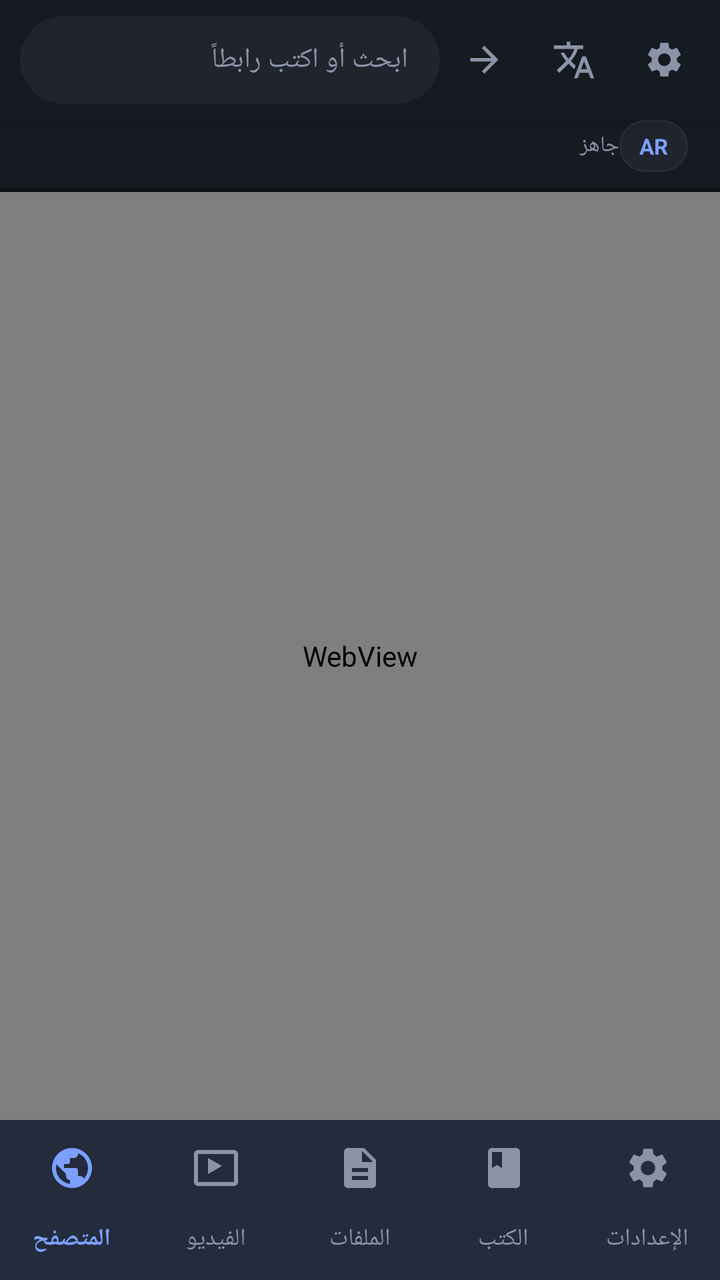
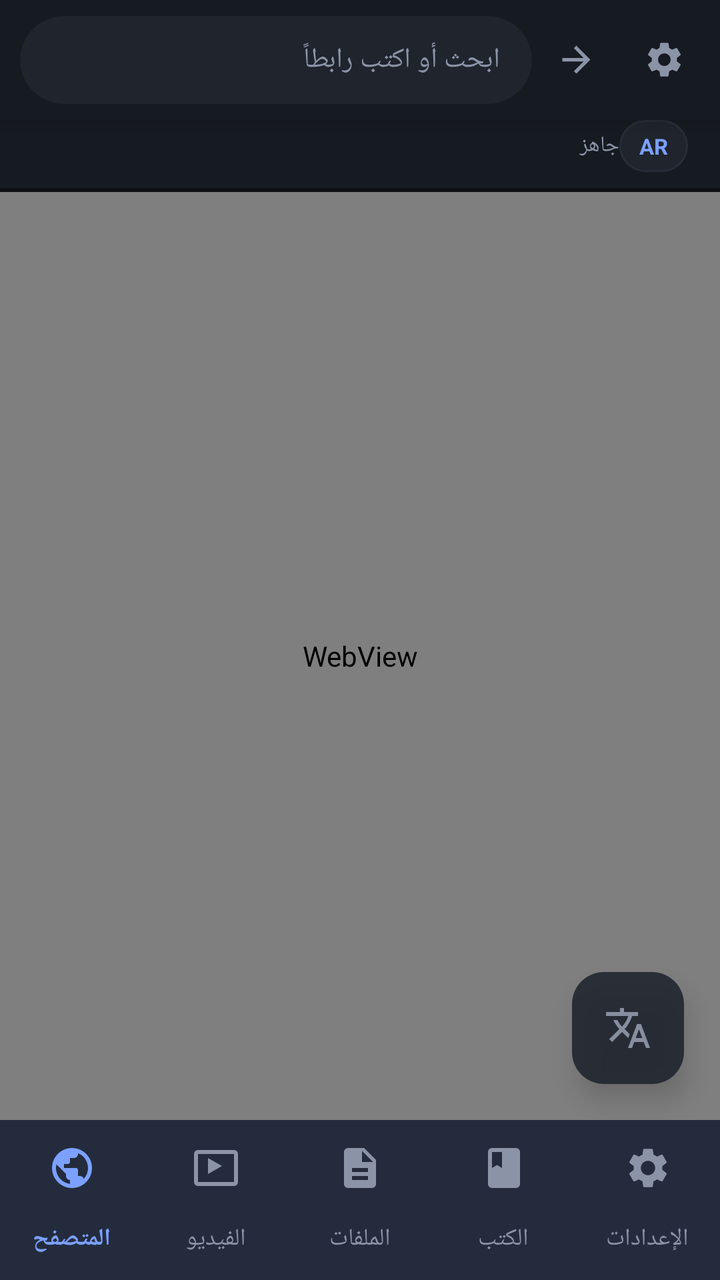

An Android layout rendered at two revisions. The XML below is the earlier revision; the diff shows what the commit changed to produce the second picture.
<!-- AndroidManifest.xml: application theme AppTheme -->
<!-- res/layout/activity_main.xml -->
<?xml version="1.0" encoding="utf-8"?>
<LinearLayout xmlns:android="http://schemas.android.com/apk/res/android"
    xmlns:app="http://schemas.android.com/apk/res-auto"
    android:layout_width="match_parent"
    android:layout_height="match_parent"
    android:orientation="vertical"
    android:background="@color/bg"
    android:fitsSystemWindows="true">

    <FrameLayout
        android:id="@+id/screenHost"
        android:layout_width="match_parent"
        android:layout_height="0dp"
        android:layout_weight="1">

        
        <LinearLayout
            android:id="@+id/browserScreen"
            android:layout_width="match_parent"
            android:layout_height="match_parent"
            android:orientation="vertical">

            <LinearLayout
                android:layout_width="match_parent"
                android:layout_height="wrap_content"
                android:orientation="horizontal"
                android:gravity="center_vertical"
                android:background="@color/surface"
                android:paddingStart="10dp"
                android:paddingEnd="6dp"
                android:paddingTop="8dp"
                android:paddingBottom="8dp"
                android:elevation="6dp">

                <com.google.android.material.card.MaterialCardView
                    android:layout_width="0dp"
                    android:layout_height="44dp"
                    android:layout_weight="1"
                    app:cardCornerRadius="22dp"
                    app:cardBackgroundColor="@color/surface2"
                    app:cardElevation="0dp"
                    app:strokeWidth="0dp">

                    <EditText
                        android:id="@+id/urlBar"
                        android:layout_width="match_parent"
                        android:layout_height="match_parent"
                        android:background="@null"
                        android:paddingStart="16dp"
                        android:paddingEnd="16dp"
                        android:hint="ابحث أو اكتب رابطاً"
                        android:textColorHint="@color/muted"
                        android:textColor="@color/on_surface"
                        android:textSize="14sp"
                        android:singleLine="true"
                        android:imeOptions="actionGo"
                        android:inputType="textUri"
                        android:selectAllOnFocus="true"
                        android:importantForAutofill="no" />
                </com.google.android.material.card.MaterialCardView>

                <com.google.android.material.button.MaterialButton
                    android:id="@+id/btnGo"
                    style="@style/Widget.Material3.Button.TextButton"
                    android:layout_width="44dp"
                    android:layout_height="44dp"
                    android:minWidth="0dp"
                    android:insetTop="0dp"
                    android:insetBottom="0dp"
                    app:icon="@drawable/ic_go"
                    app:iconSize="21dp"
                    app:iconPadding="0dp"
                    app:iconGravity="textStart"
                    app:iconTint="@color/muted" />

                <com.google.android.material.button.MaterialButton
                    android:id="@+id/btnTr"
                    style="@style/Widget.Material3.Button.TextButton"
                    android:layout_width="46dp"
                    android:layout_height="44dp"
                    android:minWidth="0dp"
                    android:insetTop="0dp"
                    android:insetBottom="0dp"
                    app:icon="@drawable/ic_translate"
                    app:iconSize="22dp"
                    app:iconPadding="0dp"
                    app:iconGravity="textStart"
                    app:iconTint="@color/muted" />

                <com.google.android.material.button.MaterialButton
                    android:id="@+id/btnMenu"
                    style="@style/Widget.Material3.Button.TextButton"
                    android:layout_width="44dp"
                    android:layout_height="44dp"
                    android:minWidth="0dp"
                    android:insetTop="0dp"
                    android:insetBottom="0dp"
                    app:icon="@drawable/ic_settings"
                    app:iconSize="21dp"
                    app:iconPadding="0dp"
                    app:iconGravity="textStart"
                    app:iconTint="@color/muted" />
            </LinearLayout>

            <LinearLayout
                android:layout_width="match_parent"
                android:layout_height="wrap_content"
                android:orientation="horizontal"
                android:gravity="center_vertical"
                android:background="@color/surface"
                android:paddingStart="16dp"
                android:paddingEnd="16dp"
                android:paddingBottom="8dp">

                <TextView
                    android:id="@+id/tvStatus"
                    android:layout_width="0dp"
                    android:layout_height="wrap_content"
                    android:layout_weight="1"
                    android:text="جاهز"
                    android:textColor="@color/muted"
                    android:textSize="11sp"
                    android:singleLine="true"
                    android:ellipsize="end" />

                <TextView
                    android:id="@+id/tvChip"
                    android:layout_width="wrap_content"
                    android:layout_height="26dp"
                    android:gravity="center"
                    android:background="@drawable/bg_chip"
                    android:paddingStart="10dp"
                    android:paddingEnd="10dp"
                    android:text="AR"
                    android:textColor="@color/brand"
                    android:textSize="11sp"
                    android:textStyle="bold" />
            </LinearLayout>

            <ProgressBar
                android:id="@+id/progress"
                style="?android:attr/progressBarStyleHorizontal"
                android:layout_width="match_parent"
                android:layout_height="2dp"
                android:max="100"
                android:progress="0"
                android:progressTint="@color/brand"
                android:visibility="invisible" />

            <WebView
                android:id="@+id/web"
                android:layout_width="match_parent"
                android:layout_height="0dp"
                android:layout_weight="1" />
        </LinearLayout>

        
        <ScrollView
            android:id="@+id/homeScreen"
            android:layout_width="match_parent"
            android:layout_height="match_parent"
            android:background="@color/bg"
            android:visibility="gone">

            <LinearLayout
                android:id="@+id/homeRoot"
                android:layout_width="match_parent"
                android:layout_height="wrap_content"
                android:orientation="vertical"
                android:paddingStart="16dp"
                android:paddingEnd="16dp"
                android:paddingTop="18dp"
                android:paddingBottom="24dp" />
        </ScrollView>

        
        <LinearLayout
            android:id="@+id/soonScreen"
            android:layout_width="match_parent"
            android:layout_height="match_parent"
            android:orientation="vertical"
            android:gravity="center"
            android:background="@color/bg"
            android:padding="32dp"
            android:visibility="gone">

            <TextView
                android:id="@+id/soonIcon"
                android:layout_width="wrap_content"
                android:layout_height="wrap_content"
                android:text="🚧"
                android:textSize="52sp" />

            <TextView
                android:id="@+id/soonTitle"
                android:layout_width="wrap_content"
                android:layout_height="wrap_content"
                android:layout_marginTop="18dp"
                android:text="قيد البناء"
                android:textColor="@color/on_surface"
                android:textSize="20sp"
                android:textStyle="bold" />

            <TextView
                android:id="@+id/soonBody"
                android:layout_width="match_parent"
                android:layout_height="wrap_content"
                android:layout_marginTop="10dp"
                android:gravity="center"
                android:lineSpacingExtra="4dp"
                android:text=""
                android:textColor="@color/muted"
                android:textSize="13sp" />

            <com.google.android.material.button.MaterialButton
                android:id="@+id/soonAction"
                android:layout_width="wrap_content"
                android:layout_height="wrap_content"
                android:layout_marginTop="22dp"
                android:text="افتح في المتصفح"
                android:textSize="13sp"
                android:visibility="gone" />
        </LinearLayout>
    </FrameLayout>

    <com.google.android.material.bottomnavigation.BottomNavigationView
        android:id="@+id/bottomNav"
        android:layout_width="match_parent"
        android:layout_height="wrap_content"
        android:background="@color/surface"
        app:elevation="10dp"
        app:labelVisibilityMode="labeled"
        app:itemIconTint="@color/nav_item"
        app:itemTextColor="@color/nav_item"
        app:menu="@menu/bottom_nav" />

</LinearLayout>
<!-- resources referenced by this layout -->
<resources>
  <color name="bg">#0D1015</color>
  <color name="brand">#7BA0FF</color>
  <color name="muted">#8B94A7</color>
  <color name="on_surface">#E7EAF2</color>
  <color name="surface">#161A21</color>
  <color name="surface2">#1F242D</color>
  <!-- drawable bg_chip (drawable) -->
  <?xml version="1.0" encoding="utf-8"?>
  <shape xmlns:android="http://schemas.android.com/apk/res/android"
      android:shape="rectangle">
      <solid android:color="@color/surface2" />
      <corners android:radius="13dp" />
      <stroke android:width="1dp" android:color="@color/surface3" />
  </shape>
  <!-- drawable ic_go (drawable) -->
  <vector xmlns:android="http://schemas.android.com/apk/res/android"
      android:width="24dp" android:height="24dp"
      android:viewportWidth="24" android:viewportHeight="24"
      android:tint="#FFFFFF">
      <path android:fillColor="#FFFFFF"
          android:pathData="M12,4l-1.41,1.41L16.17,11H4v2h12.17l-5.58,5.59L12,20l8,-8z" />
  </vector>
  <!-- drawable ic_translate (drawable) -->
  <vector xmlns:android="http://schemas.android.com/apk/res/android"
      android:width="24dp" android:height="24dp"
      android:viewportWidth="24" android:viewportHeight="24"
      android:tint="#FFFFFF">
      <path android:fillColor="#FFFFFF"
          android:pathData="M12.87,15.07l-2.54,-2.51 0.03,-0.03c1.74,-1.94 2.98,-4.17 3.71,-6.53L17,6L17,4h-7L10,2L8,2v2L1,4v1.99h11.17C11.5,7.92 10.44,9.75 9,11.35 8.07,10.32 7.3,9.19 6.69,8h-2c0.73,1.63 1.73,3.17 2.98,4.56l-5.09,5.02L4,19l5,-5 3.11,3.11 0.76,-2.04zM18.5,10h-2L12,22h2l1.12,-3h4.75L21,22h2l-4.5,-12zM15.88,17l1.62,-4.33L19.12,17h-3.24z" />
  </vector>
  <style name="AppTheme" parent="Theme.Material3.Dark.NoActionBar">
          <item name="colorPrimary">@color/brand</item>
          <item name="colorOnPrimary">#0B1020</item>
          <item name="colorPrimaryContainer">@color/brand_dim</item>
          <item name="colorOnPrimaryContainer">@color/on_surface</item>
          <item name="colorSecondary">@color/ok</item>
          <item name="colorSurface">@color/surface</item>
          <item name="colorOnSurface">@color/on_surface</item>
          <item name="colorSurfaceVariant">@color/surface2</item>
          <item name="colorOnSurfaceVariant">@color/muted</item>
          <item name="colorOutline">@color/surface3</item>
          <item name="android:colorBackground">@color/bg</item>
          <item name="android:windowBackground">@color/bg</item>
          <item name="android:statusBarColor">@color/bg</item>
          <item name="android:navigationBarColor">@color/bg</item>
          <item name="android:textColorPrimary">@color/on_surface</item>
          <item name="android:textColorSecondary">@color/muted</item>
          <item name="materialAlertDialogTheme">@style/ImtDialog</item>
      </style>
  <color name="surface3">#272D38</color>
  <color name="brand_dim">#3A4A78</color>
  <color name="ok">#46D68C</color>
  <style name="ImtDialog" parent="ThemeOverlay.Material3.MaterialAlertDialog">
          <item name="colorSurface">@color/surface2</item>
          <item name="colorOnSurface">@color/on_surface</item>
      </style>
  <!-- unchanged entries left out for length: 1 -->
</resources>

<!-- the commit's change to res/layout/activity_main.xml (unified diff, before → after) -->
@@ -74,20 +74,6 @@
                     app:iconTint="@color/muted" />
 
                 <com.google.android.material.button.MaterialButton
-                    android:id="@+id/btnTr"
-                    style="@style/Widget.Material3.Button.TextButton"
-                    android:layout_width="46dp"
-                    android:layout_height="44dp"
-                    android:minWidth="0dp"
-                    android:insetTop="0dp"
-                    android:insetBottom="0dp"
-                    app:icon="@drawable/ic_translate"
-                    app:iconSize="22dp"
-                    app:iconPadding="0dp"
-                    app:iconGravity="textStart"
-                    app:iconTint="@color/muted" />
-
-                <com.google.android.material.button.MaterialButton
                     android:id="@+id/btnMenu"
                     style="@style/Widget.Material3.Button.TextButton"
                     android:layout_width="44dp"
@@ -147,11 +133,29 @@
                 android:progressTint="@color/brand"
                 android:visibility="invisible" />
 
-            <WebView
-                android:id="@+id/web"
+            <FrameLayout
                 android:layout_width="match_parent"
                 android:layout_height="0dp"
-                android:layout_weight="1" />
+                android:layout_weight="1">
+
+                <WebView
+                    android:id="@+id/web"
+                    android:layout_width="match_parent"
+                    android:layout_height="match_parent" />
+
+                <com.google.android.material.floatingactionbutton.FloatingActionButton
+                    android:id="@+id/fabTr"
+                    android:layout_width="wrap_content"
+                    android:layout_height="wrap_content"
+                    android:layout_gravity="bottom|end"
+                    android:layout_margin="18dp"
+                    android:alpha="0.88"
+                    app:backgroundTint="@color/surface2"
+                    app:elevation="8dp"
+                    app:fabSize="normal"
+                    app:srcCompat="@drawable/ic_translate"
+                    app:tint="@color/muted" />
+            </FrameLayout>
         </LinearLayout>
 
         
